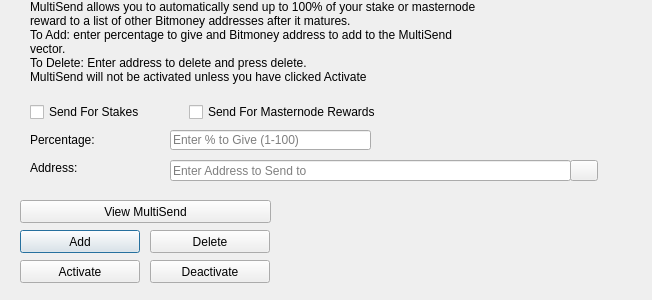
Qt form src/qt/forms/multisenddialog.ui (eenglish34/E-BlockMail) before a commit.
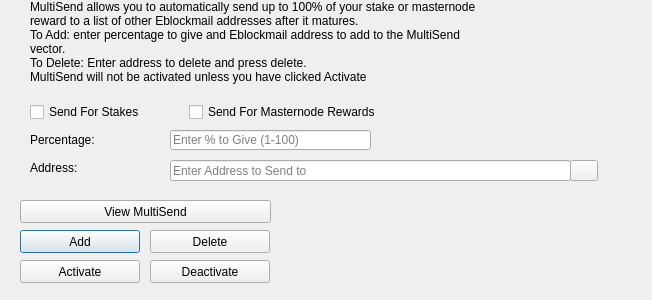
The same form after that commit. Icons and pictures are not drawn.

Commit message: Updated code to include eblockmail formats

Patch:
```diff
--- a/src/qt/forms/multisenddialog.ui
+++ b/src/qt/forms/multisenddialog.ui
@@ -61,8 +61,8 @@
     <number>1</number>
    </property>
    <property name="text">
-    <string>MultiSend allows you to automatically send up to 100% of your stake or masternode reward to a list of other Bitmoney addresses after it matures.
-To Add: enter percentage to give and Bitmoney address to add to the MultiSend vector.
+    <string>MultiSend allows you to automatically send up to 100% of your stake or masternode reward to a list of other Eblockmail addresses after it matures.
+To Add: enter percentage to give and Eblockmail address to add to the MultiSend vector.
 To Delete: Enter address to delete and press delete.
 MultiSend will not be activated unless you have clicked Activate</string>
    </property>
```
Left out of the diff: 4 changed lines with no effect on the pictures. The commit also changes 211 other files.
